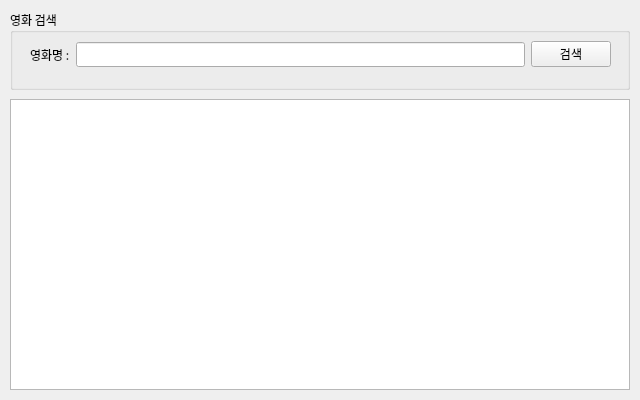
First picture: the form in part1/PyQt/NaverApiMovie.ui, repository drown-ed/IOT-miniproject, before the edit.
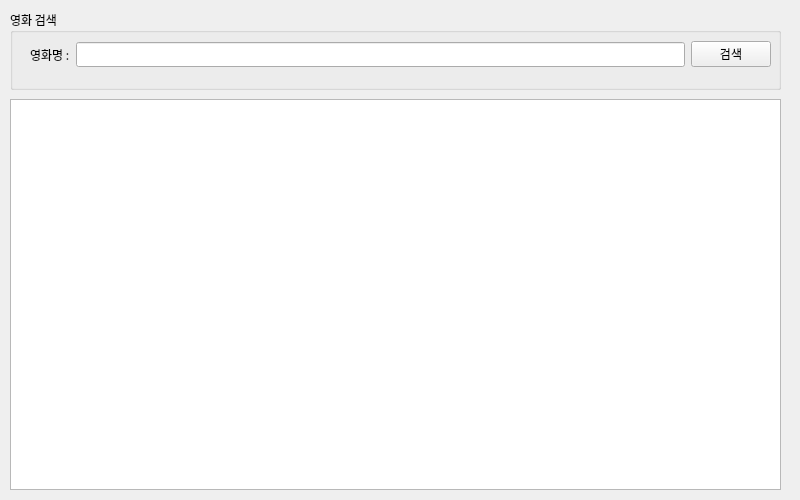
Second picture: the form after the edit.

The edit to the form file:
```diff
--- a/part1/PyQt/NaverApiMovie.ui
+++ b/part1/PyQt/NaverApiMovie.ui
@@ -6,8 +6,8 @@
    <rect>
     <x>0</x>
     <y>0</y>
-    <width>640</width>
-    <height>400</height>
+    <width>800</width>
+    <height>500</height>
    </rect>
   </property>
   <property name="sizePolicy">
@@ -18,14 +18,14 @@
   </property>
   <property name="minimumSize">
    <size>
-    <width>640</width>
-    <height>400</height>
+    <width>800</width>
+    <height>500</height>
    </size>
   </property>
   <property name="maximumSize">
    <size>
-    <width>640</width>
-    <height>400</height>
+    <width>800</width>
+    <height>500</height>
    </size>
   </property>
   <property name="font">
@@ -41,7 +41,7 @@
     <rect>
      <x>10</x>
      <y>10</y>
-     <width>620</width>
+     <width>771</width>
      <height>80</height>
     </rect>
    </property>
@@ -56,7 +56,7 @@
         <rect>
          <x>20</x>
          <y>24</y>
-         <width>581</width>
+         <width>741</width>
          <height>41</height>
         </rect>
        </property>
@@ -89,13 +89,19 @@
     <rect>
      <x>10</x>
      <y>99</y>
-     <width>620</width>
-     <height>291</height>
+     <width>771</width>
+     <height>391</height>
     </rect>
    </property>
    <layout class="QVBoxLayout" name="resultLayout">
     <item>
-     <widget class="QTableWidget" name="tblResult"/>
+     <widget class="QTableWidget" name="tblResult">
+      <property name="font">
+       <font>
+        <family>나눔고딕</family>
+       </font>
+      </property>
+     </widget>
     </item>
    </layout>
   </widget>
```
Left out of the diff: 2 changed lines with no effect on the pictures.
